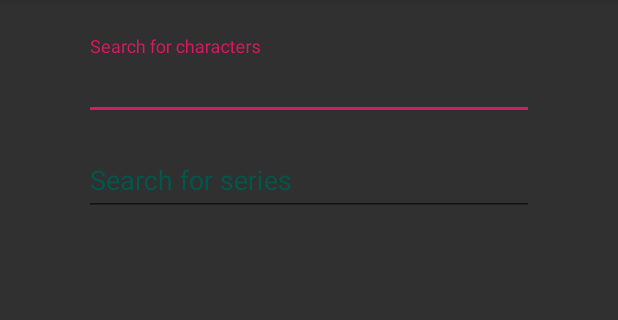
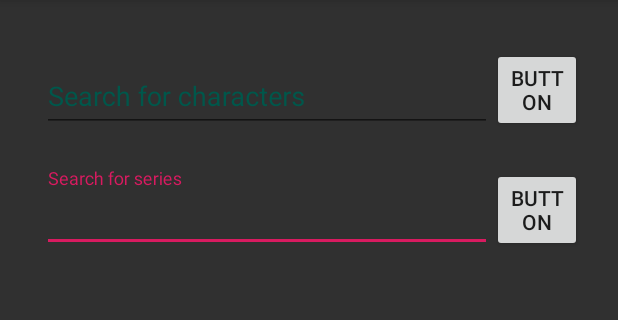
Before and after one commit to DarthSide15/Marvelissimo, an Android app: the screen it shows after launch (MainActivity), on a phone screen of 412 x 824 dp, the part 84-404 px from its top. Run offline under Robolectric (Android 15) with nearby library versions, the phone set to English and light mode, and no system bars.

Commit message:
onClickListener for submit button not working

```diff
--- a/app/build.gradle
+++ b/app/build.gradle
@@ -35,11 +35,17 @@ dependencies {
     androidTestImplementation 'com.android.support.test:runner:1.0.2'
     androidTestImplementation 'com.android.support.test.espresso:espresso-core:3.0.2'
     implementation 'com.android.support:mediarouter-v7:28.0.0'
-    implementation "com.squareup.retrofit2:retrofit:2.3.0"
-    implementation "com.squareup.retrofit2:converter-gson:2.3.0"
-    implementation "com.squareup.okhttp3:okhttp:3.10.0"
+    implementation "com.squareup.retrofit2:retrofit:2.5.0"
+    implementation "com.squareup.retrofit2:converter-gson:2.5.0"
+    implementation "com.squareup.okhttp3:okhttp:3.12.1"
     implementation "com.google.code.gson:gson:2.8.2"
     implementation 'com.android.support:recyclerview-v7:28.0.0'
     implementation "com.github.bumptech.glide:glide:4.4.0"
     annotationProcessor "com.github.bumptech.glide:compiler:4.4.0"
+
+    implementation "io.reactivex.rxjava2:rxjava:2.2.5"
+    implementation "io.reactivex.rxjava2:rxandroid:2.1.0"
+
+    implementation "com.jakewharton.rxbinding2:rxbinding:2.0.0"
+    implementation "com.jakewharton.rxbinding2:rxbinding-kotlin:2.0.0"
 }
--- a/app/src/main/java/com/darthside/marvelissimo/fragments/HomeFragment.kt
+++ b/app/src/main/java/com/darthside/marvelissimo/fragments/HomeFragment.kt
@@ -3,15 +3,20 @@ package com.darthside.marvelissimo.fragments
 import android.content.Context
 import android.net.Uri
 import android.os.Bundle
+import android.support.design.widget.TextInputEditText
 import android.support.v4.app.Fragment
+import android.support.v7.widget.SearchView
 import android.util.Log
 import android.view.LayoutInflater
 import android.view.View
 import android.view.ViewGroup
-import android.widget.TextView
+import android.widget.*
 
 import com.darthside.marvelissimo.api.APICaller
+import com.darthside.marvelissimo.R
 import kotlinx.android.synthetic.main.activity_main.*
+import kotlinx.android.synthetic.main.fragment_home.*
+
 
 private const val ARG_PARAM1 = "param1"
 private const val ARG_PARAM2 = "param2"
@@ -31,25 +36,32 @@ class HomeFragment : Fragment() {
             param1 = it.getString(ARG_PARAM1)
             param2 = it.getString(ARG_PARAM2)
         }
-
         Log.d(fragmentsTag, "Fragment loaded")
 
-        // TODO: When the user searches for a character or series, the welcome text should be replaced by the search result
+        val searchInputBox = activity?.findViewById(R.id.search_input_characters) as TextInputEditText?
+        val btnSubmitC = activity?.findViewById(R.id.button_c) as Button?
 
-        // Use this method call when user searches for a character, with the user input as an argument
-        getCharacter("spider-man")
-
-        // Use this method call when user searches for a series, with the user input as an argument
-        getSeries("wolverine")
+        // onClickListener not working
+        btnSubmitC?.setOnClickListener {
+             val input = searchInputBox?.text.toString()
+             Log.d(fragmentsTag, "Input: $input")
+             Toast.makeText(this.context, "You clicked me.", Toast.LENGTH_SHORT).show()
+             searchForCharacter(input)
+        }
     }
 
     private fun searchForCharacter(name : String) {
         apiCaller.searchCharacter({
             for (c in it) {
-                var image = c.thumbnail
+                var thumbnail = c.thumbnail
                 var name = c.name
+                var nameTextView = TextView(context)
 
 
+                activity?.runOnUiThread {
+                    nameTextView.text = name
+                    result_list.addView(nameTextView)
+                }
             }
         }, name)
     }
@@ -78,8 +90,11 @@ class HomeFragment : Fragment() {
     }
 
     override fun onCreateView(inflater: LayoutInflater, container: ViewGroup?, savedInstanceState: Bundle?): View? {
-        // Inflate the layout for this fragment
-        return inflater.inflate(com.darthside.marvelissimo.R.layout.fragment_home, container, false)
+        val v = inflater.inflate(R.layout.fragment_home, container, false)
+        val resultList = v.findViewById(R.id.result_list) as LinearLayout
+
+
+        return v
     }
 
     fun onButtonPressed(uri: Uri) {
--- a/app/src/main/res/layout/fragment_home.xml
+++ b/app/src/main/res/layout/fragment_home.xml
@@ -4,45 +4,35 @@
              xmlns:tools="http://schemas.android.com/tools"
              android:layout_width="match_parent"
              android:layout_height="match_parent"
-             tools:context=".fragments.HomeFragment">
+             tools:context=".fragments.HomeFragment"
+             android:id="@+id/frameLayout">
 
     <android.support.constraint.ConstraintLayout
             android:layout_width="match_parent"
             android:layout_height="match_parent"
             android:background="@color/colorBackground">
 
-        <android.support.design.widget.TextInputLayout
-                android:layout_width="300dp"
-                android:layout_height="wrap_content"
-                app:layout_constraintStart_toStartOf="parent"
-                android:layout_marginStart="8dp"
-                app:layout_constraintEnd_toEndOf="parent"
-                android:layout_marginEnd="8dp"
-                android:id="@+id/textInputLayout"
-                android:layout_marginTop="24dp"
-                app:layout_constraintTop_toTopOf="parent"
-                android:textColorHint="@color/colorPrimaryDark">
-
-            <android.support.design.widget.TextInputEditText
-                    android:layout_width="match_parent"
-                    android:layout_height="wrap_content"
-                    android:hint="Search for characters"
-                    android:id="@+id/search_input_character"
-                    android:textColor="@color/colorText"
-                    android:inputType="text"/>
-        </android.support.design.widget.TextInputLayout>
+        <Button
+                android:text="Button"
+                android:layout_width="60dp"
+                android:layout_height="0dp"
+                android:id="@+id/button_c"
+                app:layout_constraintStart_toEndOf="@+id/textInputLayout1"
+                app:layout_constraintTop_toTopOf="@+id/textInputLayout1"
+                app:layout_constraintBottom_toBottomOf="@+id/textInputLayout1"/>
 
         <android.support.design.widget.TextInputLayout
                 android:layout_width="300dp"
                 android:layout_height="wrap_content"
+                android:textColorHint="@color/colorPrimaryDark"
+                android:id="@+id/textInputLayout2"
+                android:layout_marginEnd="8dp"
                 app:layout_constraintEnd_toEndOf="parent"
-                android:layout_marginEnd="8dp"
                 app:layout_constraintStart_toStartOf="parent"
                 android:layout_marginStart="8dp"
-                android:layout_marginTop="8dp"
-                app:layout_constraintTop_toBottomOf="@+id/textInputLayout"
-                android:textColorHint="@color/colorPrimaryDark"
-                android:id="@+id/textInputLayout2">
+                app:layout_constraintHorizontal_bias="0.21"
+                app:layout_constraintTop_toBottomOf="@id/textInputLayout1"
+                android:layout_marginTop="24dp">
 
             <android.support.design.widget.TextInputEditText
                     android:layout_width="match_parent"
@@ -53,19 +43,52 @@
                     android:id="@+id/search_input_series"/>
         </android.support.design.widget.TextInputLayout>
 
+        <Button
+                android:text="Button"
+                android:layout_width="60dp"
+                android:layout_height="0dp"
+                android:id="@+id/button_s"
+                app:layout_constraintStart_toEndOf="@+id/textInputLayout2"
+                app:layout_constraintTop_toTopOf="@+id/textInputLayout2"
+                app:layout_constraintBottom_toBottomOf="@+id/textInputLayout2"
+                app:layout_constraintVertical_bias="1.0"/>
+
+        <android.support.design.widget.TextInputLayout
+                android:layout_width="300dp"
+                android:layout_height="wrap_content"
+                android:textColorHint="@color/colorPrimaryDark"
+                android:id="@+id/textInputLayout1"
+                android:layout_marginTop="32dp"
+                app:layout_constraintTop_toTopOf="parent"
+                app:layout_constraintStart_toStartOf="parent"
+                android:layout_marginStart="8dp"
+                app:layout_constraintEnd_toEndOf="parent"
+                android:layout_marginEnd="8dp"
+                app:layout_constraintHorizontal_bias="0.21">
+
+            <android.support.design.widget.TextInputEditText
+                    android:layout_width="match_parent"
+                    android:layout_height="wrap_content"
+                    android:hint="Search for characters"
+                    android:textColor="@color/colorText"
+                    android:inputType="text"
+                    android:id="@+id/search_input_characters"/>
+        </android.support.design.widget.TextInputLayout>
+
+
         <LinearLayout
                 android:orientation="vertical"
                 android:layout_width="0dp"
                 android:layout_height="0dp"
                 android:id="@+id/result_list"
-                android:layout_marginTop="8dp"
-                app:layout_constraintTop_toBottomOf="@+id/textInputLayout2"
                 android:layout_marginBottom="8dp"
                 app:layout_constraintBottom_toBottomOf="parent"
                 app:layout_constraintStart_toStartOf="parent"
                 android:layout_marginStart="8dp"
                 app:layout_constraintEnd_toEndOf="parent"
-                android:layout_marginEnd="8dp">
+                android:layout_marginEnd="8dp"
+                android:layout_marginTop="24dp"
+                app:layout_constraintTop_toBottomOf="@+id/textInputLayout2">
         </LinearLayout>
 
     </android.support.constraint.ConstraintLayout>
```
